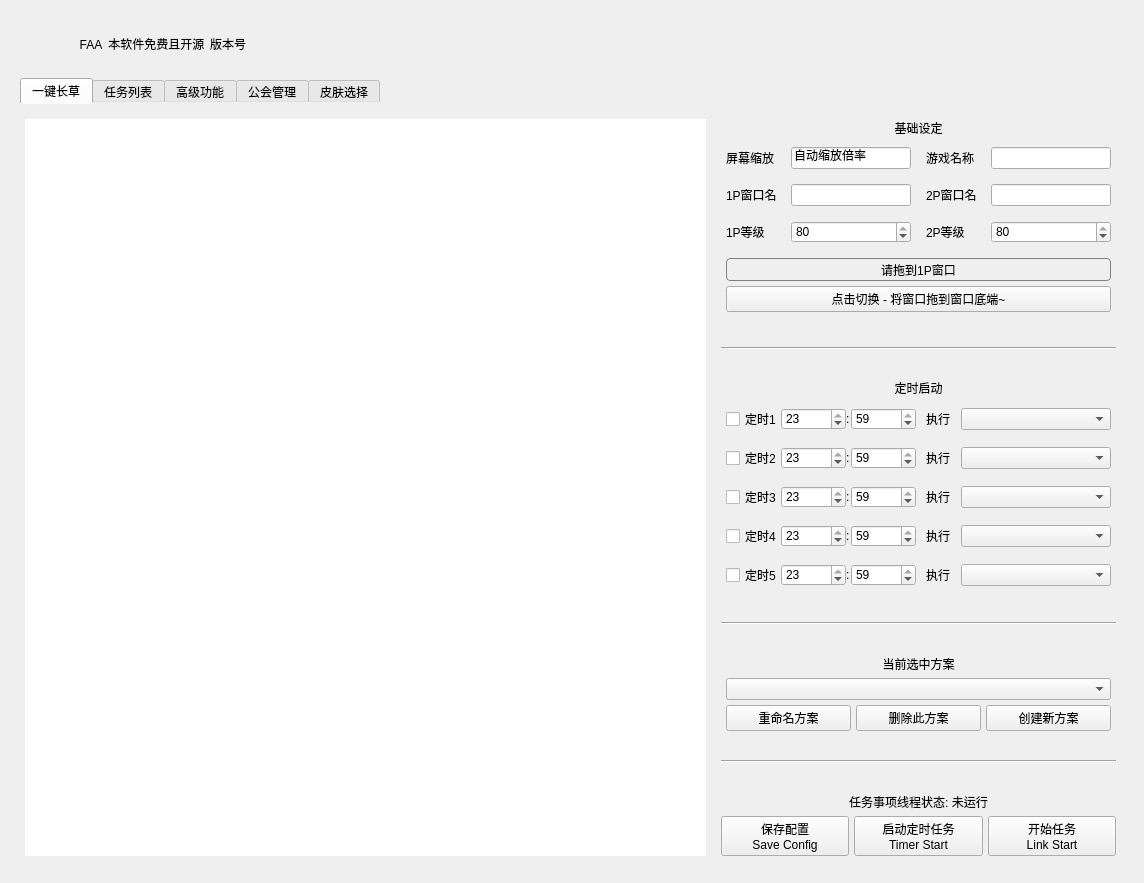
Above: resource/ui/FAA_3.0.ui from StareAbyss/FoodsVsMiceAutoAssistant before the change. Below: the same form after it.
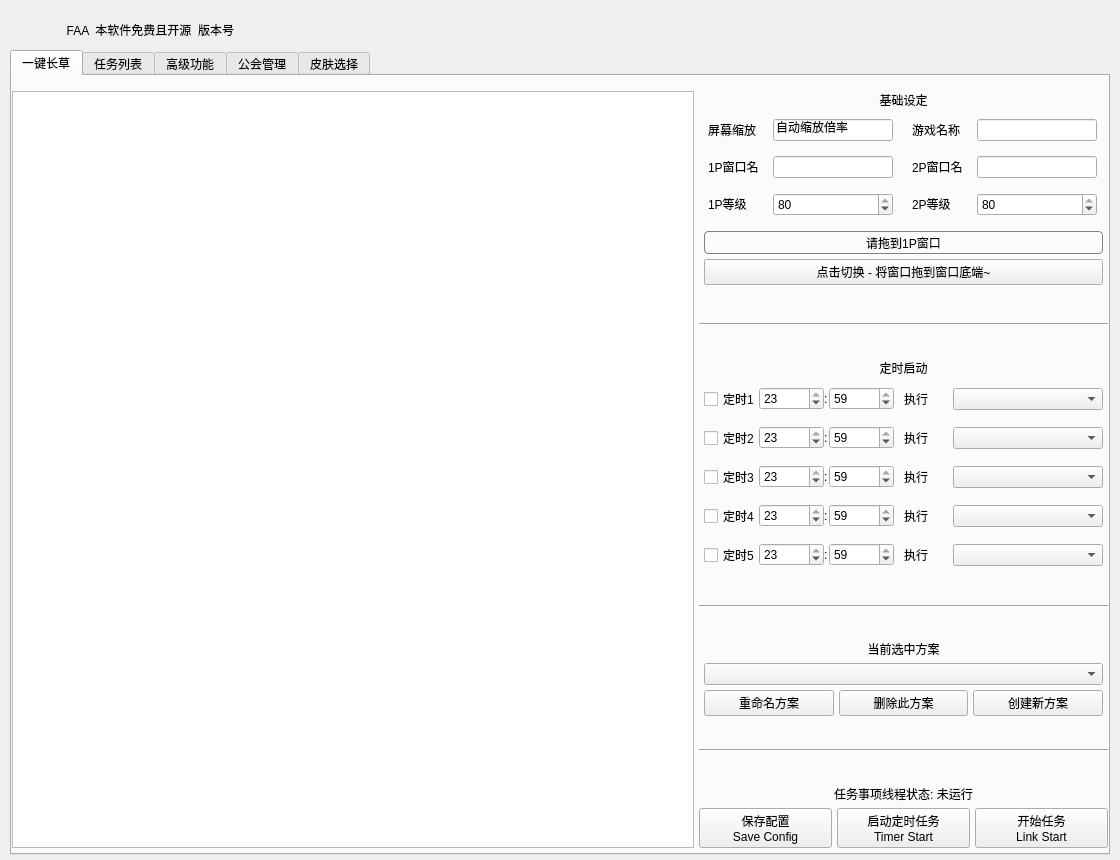
That is the form after the change. Icons and pictures are not drawn. Custom widgets are drawn as their Qt base class.

Commit message: v1.5.0-beta.3 重新整理ui加载逻辑, 以默认样式时加载/任何样式均加载分类. 并以在MainFrame的样式表上累加的方式防止了样式表意外丢失或被覆盖.

Patch:
```diff
--- a/resource/ui/FAA_3.0.ui
+++ b/resource/ui/FAA_3.0.ui
@@ -9,8 +9,8 @@
    <rect>
     <x>0</x>
     <y>0</y>
-    <width>1144</width>
-    <height>883</height>
+    <width>1120</width>
+    <height>860</height>
    </rect>
   </property>
   <property name="sizePolicy">
@@ -32,15 +32,12 @@
    <string>MainWindow</string>
   </property>
   <property name="windowIcon">
-   <iconset resource="../test.qrc">
+   <iconset>
     <normaloff>:/icon/logo/FetTuo-192x.png</normaloff>:/icon/logo/FetTuo-192x.png</iconset>
   </property>
   <property name="autoFillBackground">
    <bool>true</bool>
   </property>
-  <property name="styleSheet">
-   <string notr="true"/>
-  </property>
   <property name="animated">
    <bool>true</bool>
   </property>
@@ -69,43 +66,21 @@
    <property name="autoFillBackground">
     <bool>false</bool>
    </property>
-   <property name="styleSheet">
-    <string notr="true"/>
-   </property>
-   <widget class="QWidget" name="base_widget" native="true">
+   <widget class="QWidget" name="MainFrame" native="true">
     <property name="geometry">
      <rect>
-      <x>10</x>
-      <y>10</y>
-      <width>1121</width>
-      <height>861</height>
+      <x>0</x>
+      <y>0</y>
+      <width>1120</width>
+      <height>860</height>
      </rect>
     </property>
     <property name="autoFillBackground">
      <bool>true</bool>
-    </property>
-    <property name="styleSheet">
-     <string notr="true"/>
-    </property>
-   </widget>
-   <widget class="QWidget" name="main_frame" native="true">
-    <property name="geometry">
-     <rect>
-      <x>10</x>
-      <y>10</y>
-      <width>1121</width>
-      <height>861</height>
-     </rect>
-    </property>
-    <property name="autoFillBackground">
-     <bool>true</bool>
-    </property>
-    <property name="styleSheet">
-     <string notr="true"/>
     </property>
     <layout class="QVBoxLayout" name="verticalLayout_7">
      <property name="spacing">
-      <number>5</number>
+      <number>0</number>
      </property>
      <property name="leftMargin">
       <number>10</number>
@@ -120,59 +95,36 @@
       <number>5</number>
      </property>
      <item>
-      <widget class="QWidget" name="title_tag" native="true">
-       <property name="autoFillBackground">
-        <bool>true</bool>
-       </property>
-       <property name="styleSheet">
-        <string notr="true"/>
-       </property>
-       <layout class="QHBoxLayout" name="horizontalLayout_8" stretch="0,0,0,0,0,0,0">
-        <property name="spacing">
-         <number>5</number>
-        </property>
-        <property name="leftMargin">
-         <number>0</number>
-        </property>
+      <widget class="QFrame" name="FrameTitle">
+       <layout class="QHBoxLayout" name="title_tag">
         <property name="topMargin">
          <number>5</number>
         </property>
-        <property name="rightMargin">
-         <number>0</number>
-        </property>
         <property name="bottomMargin">
-         <number>5</number>
+         <number>0</number>
         </property>
         <item>
-         <spacer name="horizontalSpacer_3">
-          <property name="orientation">
-           <enum>Qt::Horizontal</enum>
-          </property>
-          <property name="sizeHint" stdset="0">
-           <size>
-            <width>40</width>
-            <height>20</height>
-           </size>
-          </property>
-         </spacer>
-        </item>
-        <item>
-         <widget class="QLabel" name="logo">
+         <widget class="QLabel" name="Title_Logo">
           <property name="sizePolicy">
-           <sizepolicy hsizetype="Fixed" vsizetype="Fixed">
+           <sizepolicy hsizetype="Maximum" vsizetype="Maximum">
             <horstretch>0</horstretch>
             <verstretch>0</verstretch>
            </sizepolicy>
           </property>
+          <property name="minimumSize">
+           <size>
+            <width>35</width>
+            <height>35</height>
+           </size>
+          </property>
+          <property name="maximumSize">
+           <size>
+            <width>35</width>
+            <height>35</height>
+           </size>
+          </property>
           <property name="styleSheet">
-           <string notr="true">min-width:     48px;     
-min-height:    48px;    
-max-width:     48px;      
-max-height:    48px;     
-border-radius: 24px;      
-background-image: url(:/icon/logo/圆角-FetTuo-48x.ico);
-       
-</string>
+           <string notr="true"/>
           </property>
           <property name="text">
            <string/>
@@ -183,7 +135,7 @@
          </widget>
         </item>
         <item>
-         <widget class="QLabel" name="title">
+         <widget class="QLabel" name="Title_Text">
           <property name="sizePolicy">
            <sizepolicy hsizetype="Preferred" vsizetype="Fixed">
             <horstretch>0</horstretch>
@@ -199,7 +151,7 @@
          </widget>
         </item>
         <item>
-         <widget class="QLabel" name="Label_Version">
+         <widget class="QLabel" name="Title_Version">
           <property name="sizePolicy">
            <sizepolicy hsizetype="Preferred" vsizetype="Fixed">
             <horstretch>0</horstretch>
@@ -271,8 +223,7 @@
            <cursorShape>PointingHandCursor</cursorShape>
           </property>
           <property name="styleSheet">
-           <string notr="true">image: url(:/test/art/threekey/-.png);
-background-color: transparent;
+           <string notr="true">background-color: transparent;
 border:none</string>
           </property>
           <property name="text">
@@ -298,8 +249,7 @@
            <cursorShape>PointingHandCursor</cursorShape>
           </property>
           <property name="styleSheet">
-           <string notr="true">image: url(:/test/art/threekey/x.png);
-background-color: transparent;
+           <string notr="true">background-color: transparent;
 border:none</string>
           </property>
           <property name="text">
@@ -319,18 +269,10 @@
         </size>
        </property>
        <property name="autoFillBackground">
-        <bool>true</bool>
+        <bool>false</bool>
        </property>
        <property name="styleSheet">
-        <string notr="true">#tagwidget{image: url(:/skin/art/imageskin/firefly.png);}
-QTabWidget::pane {
-        border-top: none;
-        border-left: none;
-        border-right: none;
-        border-bottom: none;
-    }
-
-</string>
+        <string notr="true"/>
        </property>
        <property name="currentIndex">
         <number>0</number>
@@ -359,16 +301,16 @@
           <number>0</number>
          </property>
          <property name="topMargin">
-          <number>5</number>
+          <number>10</number>
          </property>
          <property name="rightMargin">
           <number>0</number>
          </property>
          <property name="bottomMargin">
-          <number>5</number>
+          <number>0</number>
          </property>
          <item>
-          <layout class="QHBoxLayout" name="Lay_Tab1" stretch="4,2">
+          <layout class="QHBoxLayout" name="Lay_Tab1" stretch="5,3">
            <property name="sizeConstraint">
             <enum>QLayout::SetDefaultConstraint</enum>
            </property>
@@ -376,7 +318,7 @@
             <number>0</number>
            </property>
            <property name="topMargin">
-            <number>5</number>
+            <number>0</number>
            </property>
            <property name="rightMargin">
             <number>0</number>
@@ -386,29 +328,26 @@
            </property>
            <item>
             <layout class="QVBoxLayout" name="Lay_Tab1_Left">
+             <property name="spacing">
+              <number>0</number>
+             </property>
              <property name="sizeConstraint">
               <enum>QLayout::SetMaximumSize</enum>
              </property>
              <property name="leftMargin">
-              <number>5</number>
+              <number>0</number>
              </property>
              <property name="topMargin">
               <number>5</number>
              </property>
              <property name="rightMargin">
-              <number>5</number>
+              <number>0</number>
              </property>
              <property name="bottomMargin">
               <number>5</number>
              </property>
              <item>
               <widget class="QTextBrowser" name="TextBrowser">
-               <property name="sizePolicy">
-                <sizepolicy hsizetype="Fixed" vsizetype="Fixed">
-                 <horstretch>0</horstretch>
-                 <verstretch>0</verstretch>
-                </sizepolicy>
-               </property>
                <property name="minimumSize">
                 <size>
                  <width>600</width>
@@ -422,13 +361,7 @@
                 </size>
                </property>
                <property name="autoFillBackground">
-                <bool>true</bool>
-               </property>
-               <property name="styleSheet">
-                <string notr="true">border-radius: 8px;</string>
-               </property>
-               <property name="inputMethodHints">
-                <set>Qt::ImhMultiLine</set>
+                <bool>false</bool>
                </property>
               </widget>
              </item>
@@ -437,13 +370,13 @@
            <item>
             <layout class="QVBoxLayout" name="Lay_Tab1_Right" stretch="1,1,1,1,0,0,0,0,1,1,1,1,1,1,0,0,0,0,0,0,0,0,0,0,2">
              <property name="leftMargin">
-              <number>5</number>
+              <number>0</number>
              </property>
              <property name="topMargin">
               <number>5</number>
              </property>
              <property name="rightMargin">
-              <number>5</number>
+              <number>0</number>
              </property>
              <property name="bottomMargin">
               <number>5</number>
@@ -1005,6 +938,9 @@
                  <property name="layoutDirection">
                   <enum>Qt::LeftToRight</enum>
                  </property>
+                 <property name="autoFillBackground">
+                  <bool>false</bool>
+                 </property>
                  <property name="styleSheet">
                   <string notr="true">QLabel {
 	border: 1px solid grey;/* 灰色边框，宽度为2像素 */
@@ -1039,6 +975,9 @@
                    <height>16777215</height>
                   </size>
                  </property>
+                 <property name="autoFillBackground">
+                  <bool>true</bool>
+                 </property>
                  <property name="text">
                   <string>点击切换 - 将窗口拖到窗口底端~</string>
                  </property>
@@ -2451,13 +2390,13 @@
           <number>0</number>
          </property>
          <property name="topMargin">
-          <number>5</number>
+          <number>10</number>
          </property>
          <property name="rightMargin">
           <number>0</number>
          </property>
          <property name="bottomMargin">
-          <number>5</number>
+          <number>0</number>
          </property>
          <item>
           <layout class="QVBoxLayout" name="verticalLayout" stretch="1,30">
@@ -8243,13 +8182,13 @@
           <number>0</number>
          </property>
          <property name="topMargin">
-          <number>5</number>
+          <number>10</number>
          </property>
          <property name="rightMargin">
           <number>0</number>
          </property>
          <property name="bottomMargin">
-          <number>5</number>
+          <number>0</number>
          </property>
          <item>
           <layout class="QHBoxLayout" name="Lay_Tab3" stretch="0,1,10,1,10">
@@ -9393,7 +9332,7 @@
                   <string/>
                  </property>
                  <property name="pixmap">
-                  <pixmap resource="../test.qrc">:/test/art/test/xp.png</pixmap>
+                  <pixmap>:/images/qss_images/xp.png</pixmap>
                  </property>
                  <property name="alignment">
                   <set>Qt::AlignCenter</set>
@@ -9537,7 +9476,7 @@
           <number>0</number>
          </property>
          <property name="topMargin">
-          <number>5</number>
+          <number>10</number>
          </property>
          <property name="rightMargin">
           <number>0</number>
@@ -9814,28 +9753,21 @@
           <number>0</number>
          </property>
          <property name="topMargin">
-          <number>5</number>
+          <number>10</number>
          </property>
          <property name="rightMargin">
           <number>0</number>
          </property>
          <property name="bottomMargin">
-          <number>5</number>
+          <number>0</number>
          </property>
          <item>
-          <widget class="QFrame" name="frame">
+          <widget class="QWidget" name="SkinWidget" native="true">
            <property name="styleSheet">
             <string notr="true">#frame{
-
-	 border-image: url(:/skin/art/imageskin/firefly.png);
+	 border-image: url(:/images/qss_images/firefly.png);
 }</string>
            </property>
-           <property name="frameShape">
-            <enum>QFrame::StyledPanel</enum>
-           </property>
-           <property name="frameShadow">
-            <enum>QFrame::Raised</enum>
-           </property>
            <layout class="QVBoxLayout" name="verticalLayout_10">
             <item>
              <widget class="QGroupBox" name="groupBox">
@@ -9946,14 +9878,16 @@
                 </layout>
                </item>
                <item>
-                <widget class="QLabel" name="label_8">
+                <widget class="QLabel" name="SkinWidget_Label">
                  <property name="styleSheet">
-                  <string notr="true">font: 30pt &quot;ShouShuti&quot;;
-color: rgb(0, 0, 0);</string>
+                  <string notr="true">font: 30pt &quot;ShouShuti&quot;;</string>
                  </property>
                  <property name="text">
-                  <string>未完待续...
-更多超绝皮肤锐意制作中。。。</string>
+                  <string>更多超绝皮肤锐意制作中...大概
+皮肤特效By FAA-下水道铲屎官-执念</string>
+                 </property>
+                 <property name="alignment">
+                  <set>Qt::AlignRight|Qt::AlignTrailing|Qt::AlignVCenter</set>
                  </property>
                 </widget>
                </item>
@@ -9968,6 +9902,8 @@
       </widget>
      </item>
     </layout>
+    <zorder>tabWidget</zorder>
+    <zorder>FrameTitle</zorder>
    </widget>
   </widget>
   <action name="action_start_1">
```
Left out of the diff: 21 changed lines with no effect on the pictures. The commit also changes 9 other files.
